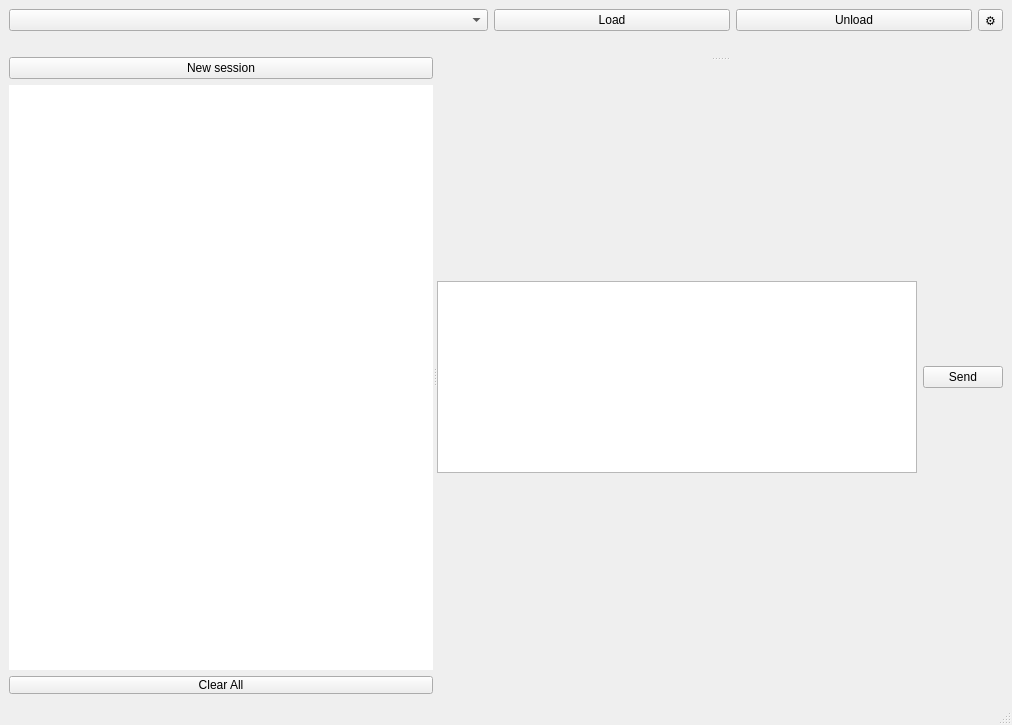
This is mainwindow.ui in artthirt/LLMTest as Qt 5 draws it before an edit. The edited form follows.
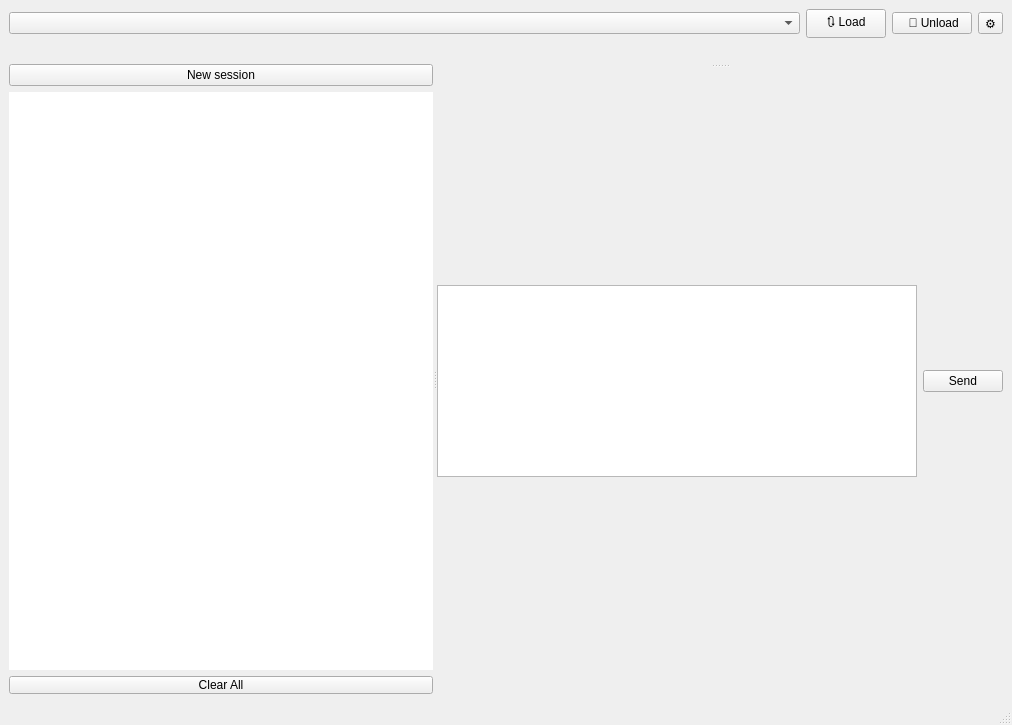
This is the edited form.

```diff
--- a/mainwindow.ui
+++ b/mainwindow.ui
@@ -28,7 +28,14 @@
        </widget>
       </item>
       <item row="0" column="0">
-       <widget class="QComboBox" name="cbWeights"/>
+       <widget class="QComboBox" name="cbWeights">
+        <property name="sizePolicy">
+         <sizepolicy hsizetype="Expanding" vsizetype="Fixed">
+          <horstretch>0</horstretch>
+          <verstretch>0</verstretch>
+         </sizepolicy>
+        </property>
+       </widget>
       </item>
       <item row="0" column="1">
        <layout class="QHBoxLayout" name="horizontalLayout">
@@ -37,15 +44,27 @@
         </property>
         <item>
          <widget class="QPushButton" name="pbLoad">
+          <property name="maximumSize">
+           <size>
+            <width>16777215</width>
+            <height>16777215</height>
+           </size>
+          </property>
           <property name="text">
-           <string>Load</string>
+           <string>🔃 Load</string>
           </property>
          </widget>
         </item>
         <item>
          <widget class="QPushButton" name="pbUnload">
+          <property name="maximumSize">
+           <size>
+            <width>16777215</width>
+            <height>16777215</height>
+           </size>
+          </property>
           <property name="text">
-           <string>Unload</string>
+           <string> 🧹 Unload</string>
           </property>
          </widget>
         </item>
```
